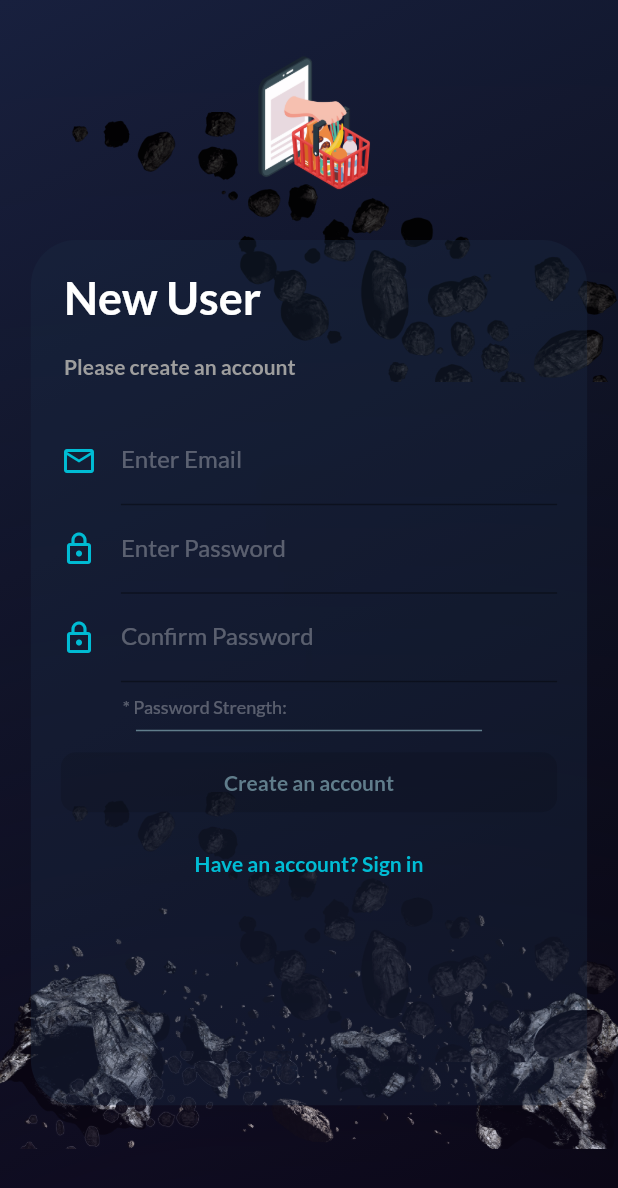
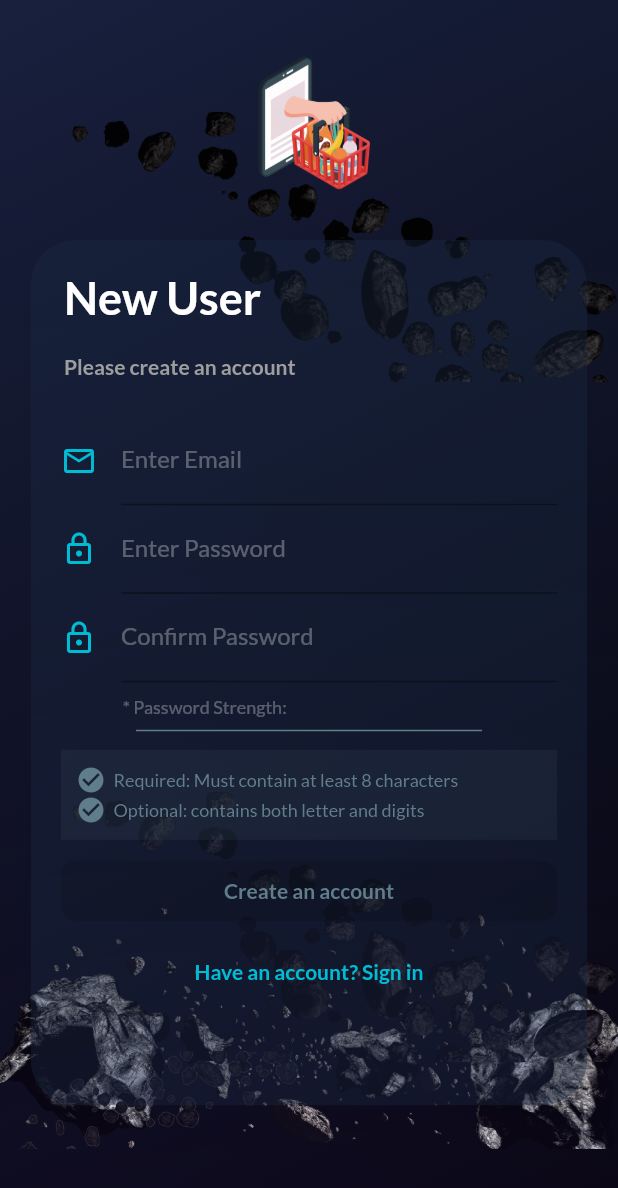
Before and after one commit to maushook-bot/kryptonian-flutter-app, a Flutter app: the screen it shows after launch, after a tap on "Get started", after a tap on "Need an account? Register", on a phone screen of 412 x 824 dp. Shown: the top 1188 px of the screen. Run offline on Flutter 3.47's test engine with Material 2 defaults, Android fonts, the phone set to English and light mode, and no system bars; our stand-ins replace email_validator, flutter_dotenv, flutter_slidable, google_fonts, sensors and 1 more; missing offline and left inert: dart:ffi, stepper_touch.

Commit message:
FLUTTER-87 v4.2-stable

```diff
--- a/lib/main.dart
+++ b/lib/main.dart
@@ -1,6 +1,6 @@
 /// @@@ Kryptonian Shop APP @@@
-/// @@@ version: 4.1 @@@
-/// @@@ App Features: Animations and More
+/// @@@ version: 4.2 @@@
+/// @@@ App Features: Welcome Screen Crazy Animation ✨
 /// @@@ WebServer: FireBase @@@
 /// @@@ AUTHOR: Maushook @@@
 /// @@@ COPYRIGHT: Neural Bots Inc @@@
--- a/lib/screens/auth_screen.dart
+++ b/lib/screens/auth_screen.dart
@@ -239,7 +239,8 @@ class _AuthCardState extends State<AuthCard>
   @override
   Widget build(BuildContext context) {
     final deviceSize = MediaQuery.of(context).size;
-    return Card(
+    return SingleChildScrollView(
+      child: Card(
         elevation: 400,
         shadowColor: Colors.deepPurpleAccent,
         borderOnForeground: true,
@@ -418,6 +419,9 @@ class _AuthCardState extends State<AuthCard>
                           ),
                         )
                       : Text(''),
+                  _authMode == AuthMode.SignUp
+                      ? _buildPasswordHelper(context, deviceSize)
+                      : Text(''),
                   SizedBox(height: 14),
                   _isLoading == true
                       ? CircularProgressIndicator()
@@ -461,6 +465,77 @@ class _AuthCardState extends State<AuthCard>
             ),
           ),
         ),
+      ),
+    );
+  }
+
+  Widget _buildPasswordHelper(BuildContext context, Size deviceSize) {
+    print(deviceSize.height);
+    print(deviceSize.width);
+    return Container(
+      padding: EdgeInsets.all(10),
+      //margin: EdgeInsets.only(top: 10, left: 48, right: 45),
+      margin: EdgeInsets.only(
+        top: deviceSize.height * 0.015,
+        left: deviceSize.height * 0.00,
+        right: deviceSize.height * 0.0,
+      ),
+      constraints: BoxConstraints(
+        minHeight: deviceSize.height * 0.05,
+        minWidth: deviceSize.height * 0.75,
+      ),
+      color: Colors.blueGrey.withOpacity(0.1),
+      child: Column(
+        mainAxisAlignment: MainAxisAlignment.start,
+        children: [
+          Row(
+            children: [
+              Icon(
+                _passStrength >= 3 / 4
+                    ? Icons.check_circle
+                    : Icons.check_circle,
+                size: 20,
+                color: _passStrength >= 3 / 4
+                    ? Colors.lightGreenAccent
+                    : Colors.blueGrey,
+              ),
+              SizedBox(width: 5),
+              Text(
+                'Required: Must contain at least 8 characters',
+                style: TextStyle(
+                  fontSize: 12,
+                  color: _passStrength >= 3 / 4
+                      ? Colors.lightGreenAccent
+                      : Colors.blueGrey,
+                ),
+              ),
+            ],
+          ),
+          Row(
+            children: [
+              Icon(
+                _passStrength >= 1
+                    ? Icons.check_circle
+                    : Icons.check_circle,
+                size: 20,
+                color: _passStrength >= 1
+                    ? Colors.lightGreenAccent
+                    : Colors.blueGrey,
+              ),
+              SizedBox(width: 5),
+              Text(
+                'Optional: contains both letter and digits',
+                style: TextStyle(
+                  fontSize: 12,
+                  color: _passStrength >= 1
+                      ? Colors.lightGreenAccent
+                      : Colors.blueGrey,
+                ),
+              ),
+            ],
+          ),
+        ],
+      ),
     );
   }
 }
--- a/lib/widgets/welcome.dart
+++ b/lib/widgets/welcome.dart
@@ -1,10 +1,39 @@
+import 'dart:math';
+
 import 'package:flutter/material.dart';
 import 'package:flutter_complete_guide/helpers/custom_route.dart';
-import 'package:flutter_complete_guide/pallete/deepBlue.dart';
 import 'package:flutter_complete_guide/screens/auth_screen.dart';
 import 'package:google_fonts/google_fonts.dart';
 
-class Welcome extends StatelessWidget {
+class Welcome extends StatefulWidget {
+  @override
+  State<Welcome> createState() => _WelcomeState();
+}
+
+class _WelcomeState extends State<Welcome> with TickerProviderStateMixin {
+  AnimationController _controllerBh;
+  AnimationController _controllerAst;
+
+  @override
+  void initState() {
+    // TODO: implement initState
+    _controllerBh =
+        AnimationController(vsync: this, duration: Duration(minutes: 3))
+          ..repeat();
+    _controllerAst =
+        AnimationController(vsync: this, duration: Duration(minutes: 30))
+          ..repeat();
+    super.initState();
+  }
+
+  @override
+  void dispose() {
+    // TODO: implement dispose
+    _controllerBh.dispose();
+    _controllerAst.dispose();
+    super.dispose();
+  }
+
   @override
   Widget build(BuildContext context) {
     final deviceSize = MediaQuery.of(context).size;
@@ -43,12 +72,7 @@ class Welcome extends StatelessWidget {
                   right: deviceSize.height * 0.0,
                   left: deviceSize.height * 0.0,
                 ),
-                child: Image.asset(
-                  'assets/images/asteroid-belt.png',
-                  width: 500,
-                  height: 180,
-                  fit: BoxFit.cover,
-                ),
+                child: _buildBottomAnimatedAsteroid(context, deviceSize),
               ),
             ),
           ),
@@ -59,12 +83,7 @@ class Welcome extends StatelessWidget {
               right: deviceSize.height * 0,
               left: deviceSize.height * 0,
             ),
-            child: Image.asset(
-              'assets/images/Black-Hole.png',
-              width: 460,
-              height: 420,
-              fit: BoxFit.cover,
-            ),
+            child: _buildAnimatedBlackHole(context, deviceSize),
           ),
           Container(
             padding: EdgeInsets.only(
@@ -73,12 +92,7 @@ class Welcome extends StatelessWidget {
               right: deviceSize.height * 0,
               left: deviceSize.height * 0,
             ),
-            child: Image.asset(
-              'assets/images/asteroid-belt-1.png',
-              width: 500,
-              height: 180,
-              fit: BoxFit.cover,
-            ),
+            child: _buildTopAnimatedAsteroid(context, deviceSize),
           ),
           const Center(),
           Container(
@@ -154,4 +168,58 @@ class Welcome extends StatelessWidget {
       ),
     );
   }
+
+  Widget _buildAnimatedBlackHole(BuildContext context, Size deviceSize) {
+    return AnimatedBuilder(
+      animation: _controllerBh,
+      builder: (_, ch) {
+        return Transform.rotate(
+          angle: _controllerBh.value * 2 * pi,
+          child: ch,
+        );
+      },
+      child: Image.asset(
+        'assets/images/Black-Hole.png',
+        width: 460,
+        height: 420,
+        fit: BoxFit.fill,
+      ),
+    );
+  }
+
+  Widget _buildTopAnimatedAsteroid(BuildContext context, Size deviceSize) {
+    return AnimatedBuilder(
+      animation: _controllerAst,
+      builder: (_, ch) {
+        return Transform.rotate(
+          angle: -_controllerAst.value * 2 * pi,
+          child: ch,
+        );
+      },
+      child: Image.asset(
+        'assets/images/asteroid-belt-1.png',
+        width: 500,
+        height: 180,
+        fit: BoxFit.cover,
+      ),
+    );
+  }
+
+  Widget _buildBottomAnimatedAsteroid(BuildContext context, Size deviceSize) {
+    return AnimatedBuilder(
+      animation: _controllerAst,
+      builder: (_, ch) {
+        return Transform.rotate(
+          angle: _controllerAst.value * 10 * pi,
+          child: ch,
+        );
+      },
+      child: Image.asset(
+        'assets/images/asteroid-belt.png',
+        width: 500,
+        height: 180,
+        fit: BoxFit.cover,
+      ),
+    );
+  }
 }
```
Lines whose indentation alone changed are shown as unchanged.
